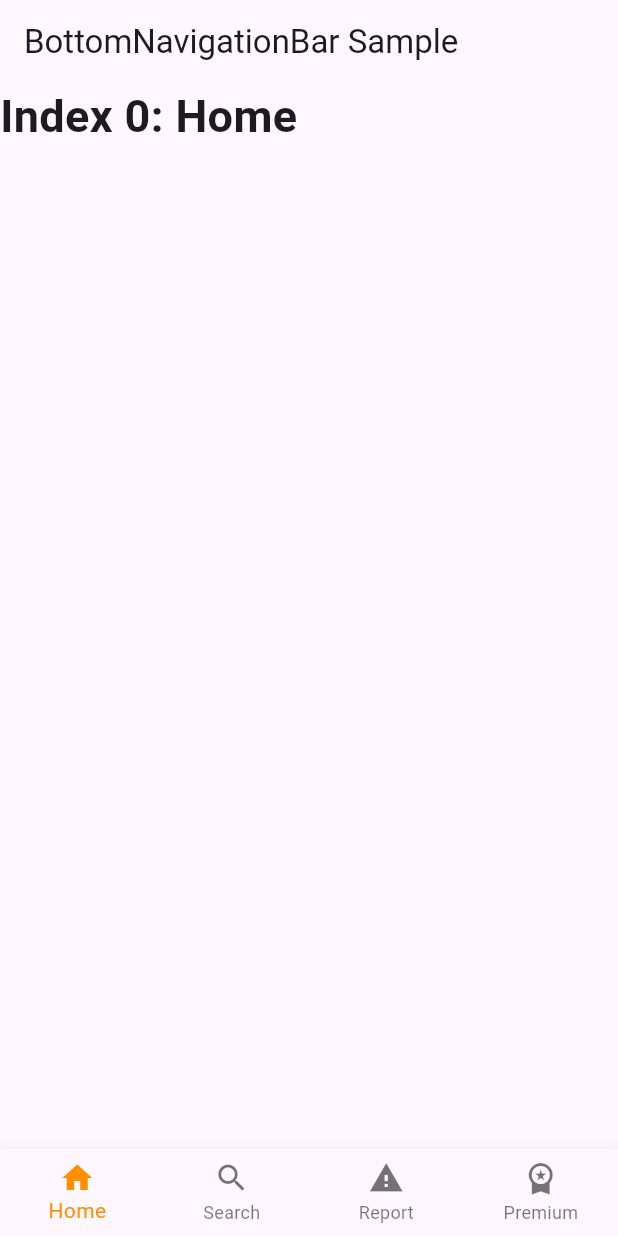
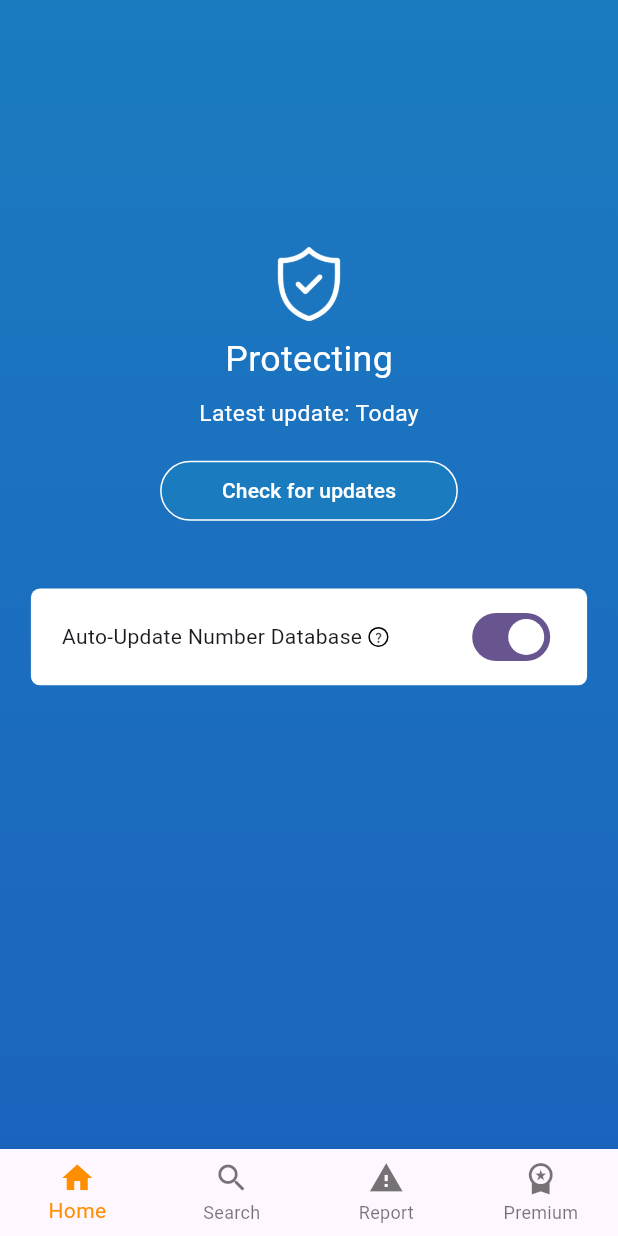
Before and after one commit to Addin15/elakscam_frontend, a Flutter app: the screen it shows after launch, on a phone screen of 412 x 824 dp. Run offline on Flutter 3.47's test engine with Material 2 defaults, Android fonts, the phone set to English and light mode, and no system bars; our stand-ins replace responsive_sizer; missing offline and left inert: mobile_scanner.

Commit message:
update home

```diff
--- /dev/null
+++ b/lib/configs/color.dart
@@ -0,0 +1,5 @@
+import 'package:flutter/material.dart';
+
+const primaryColor = Color(0xFF1B7BBF);
+const secondaryColor = Color(0xFFF59223);
+const tertiaryColor = Color(0xFF3AB24A);
--- a/lib/main.dart
+++ b/lib/main.dart
@@ -1,7 +1,8 @@
-import 'package:elakscam_frontend/pages/homepage.dart';
+import 'package:elakscam_frontend/pages/nav.dart';
 import 'package:elakscam_frontend/services/page_service.dart';
 import 'package:flutter/material.dart';
 import 'package:provider/provider.dart';
+import 'package:responsive_sizer/responsive_sizer.dart';
 
 void main() {
   runApp(const MyApp());
@@ -13,6 +14,8 @@ class MyApp extends StatelessWidget {
   // This widget is the root of your application.
   @override
   Widget build(BuildContext context) {
+    return ResponsiveSizer(
+      builder: (context, orientation, screenType) {
         return MultiProvider(
           providers: [
             ChangeNotifierProvider(create: (context) => PageService()),
@@ -20,12 +23,16 @@ class MyApp extends StatelessWidget {
           builder: (context, child) {
             return MaterialApp(
               title: 'ElakScam',
+              debugShowCheckedModeBanner: false,
               theme: ThemeData(
                 colorScheme: ColorScheme.fromSeed(seedColor: Colors.deepPurple),
                 useMaterial3: true,
               ),
-            home: const HomePage(),
+              home: const Nav(),
             );
-        });
+          },
+        );
+      },
+    );
   }
 }
--- /dev/null
+++ b/lib/models/user.dart
@@ -0,0 +1,27 @@
+class XUser {
+  int? id;
+  String? firstName;
+  String? lastName;
+  String? email;
+
+  XUser({
+    required this.id,
+    required this.firstName,
+    required this.lastName,
+    required this.email,
+  });
+
+  factory XUser.fromMap(Map<String, dynamic> data) => XUser(
+        id: data['id'],
+        firstName: data['first_name'],
+        lastName: data['last_name'],
+        email: data['email'],
+      );
+
+  toMap() => {
+        'id': id,
+        'first_name': firstName,
+        'last_name': lastName,
+        'email': email,
+      };
+}
--- /dev/null
+++ b/lib/pages/home.dart
@@ -0,0 +1,132 @@
+import 'package:elakscam_frontend/configs/color.dart';
+import 'package:flutter/material.dart';
+import 'package:responsive_sizer/responsive_sizer.dart';
+
+class Home extends StatefulWidget {
+  const Home({super.key});
+
+  @override
+  State<Home> createState() => _HomeState();
+}
+
+class _HomeState extends State<Home> {
+  bool autoUpdate = true;
+
+  @override
+  Widget build(BuildContext context) {
+    return Container(
+      width: 100.w,
+      padding: EdgeInsets.only(
+        left: 5.w,
+        right: 5.w,
+        top: 20.h,
+      ),
+      decoration: BoxDecoration(
+        gradient: LinearGradient(
+          begin: Alignment.topCenter,
+          end: Alignment.bottomCenter,
+          colors: [
+            primaryColor,
+            primaryColor.withGreen(100),
+          ],
+        ),
+      ),
+      child: Column(
+        children: [
+          Image.asset(
+            'assets/svg/protected.png',
+            width: 12.w,
+            color: Colors.white,
+          ),
+          SizedBox(height: 1.h),
+          Text(
+            'Protecting',
+            style: TextStyle(
+              fontSize: 20.sp,
+              color: Colors.white,
+            ),
+          ),
+          SizedBox(height: 1.h),
+          Text(
+            'Latest update: Today',
+            style: TextStyle(
+              fontSize: 16.sp,
+              color: Colors.white,
+            ),
+          ),
+          SizedBox(height: 2.h),
+          TextButton(
+            onPressed: () {},
+            style: TextButton.styleFrom(
+              padding: EdgeInsets.symmetric(
+                horizontal: 10.w,
+                vertical: 1.h,
+              ),
+              backgroundColor: primaryColor,
+              shape: RoundedRectangleBorder(
+                side: const BorderSide(
+                  color: Colors.white,
+                ),
+                borderRadius: BorderRadius.circular(20.sp),
+              ),
+            ),
+            child: const Text(
+              'Check for updates',
+              style: TextStyle(
+                color: Colors.white,
+              ),
+            ),
+          ),
+          SizedBox(height: 5.h),
+          Container(
+            padding: EdgeInsets.symmetric(horizontal: 5.w, vertical: 1.h),
+            decoration: BoxDecoration(
+              color: Colors.white,
+              borderRadius: BorderRadius.circular(
+                10.sp,
+              ),
+            ),
+            child: Row(
+              children: [
+                Expanded(
+                  child: Row(
+                    children: [
+                      Text('Auto-Update Number Database'),
+                      SizedBox(width: 1.w),
+                      Container(
+                        alignment: Alignment.center,
+                        width: 15.sp,
+                        child: IconButton(
+                          onPressed: () {},
+                          iconSize: 12.sp,
+                          style: IconButton.styleFrom(
+                            padding: EdgeInsets.all(0),
+                            backgroundColor: Colors.white,
+                            shape: CircleBorder(
+                              side: BorderSide(),
+                            ),
+                          ),
+                          icon: Icon(
+                            Icons.question_mark_rounded,
+                          ),
+                        ),
+                      ),
+                    ],
+                  ),
+                ),
+                Switch(
+                  value: autoUpdate,
+                  onChanged: (val) {
+                    setState(() {
+                      autoUpdate = !autoUpdate;
+                    });
+                  },
+                ),
+              ],
+            ),
+          ),
+        ],
+      ),
+    );
+  }
+}
--- a/lib/pages/homepage.dart
+++ b/lib/pages/nav.dart
@@ -1,35 +1,28 @@
-import 'package:elakscam_frontend/pages/premiumpage.dart';
-import 'package:elakscam_frontend/pages/reportpage.dart';
-import 'package:elakscam_frontend/pages/searchpage.dart';
+import 'package:elakscam_frontend/pages/premium_page.dart';
+import 'package:elakscam_frontend/pages/report_page.dart';
+import 'package:elakscam_frontend/pages/search_page.dart';
 import 'package:elakscam_frontend/services/page_service.dart';
 import 'package:flutter/material.dart';
 import 'package:provider/provider.dart';
 
-class HomePage extends StatefulWidget {
-  const HomePage({super.key});
+import 'home.dart';
+
+class Nav extends StatefulWidget {
+  const Nav({super.key});
 
   @override
-  State<HomePage> createState() => _HomePageState();
+  State<Nav> createState() => _NavState();
 }
 
-class _HomePageState extends State<HomePage> {
-  static const TextStyle optionStyle =
-      TextStyle(fontSize: 30, fontWeight: FontWeight.bold);
-
+class _NavState extends State<Nav> {
   @override
   Widget build(BuildContext context) {
     return Consumer<PageService>(
       builder: (context, pageService, child) {
         int currentPage = pageService.activePage;
         return Scaffold(
-          appBar: AppBar(
-            title: const Text('BottomNavigationBar Sample'),
-          ),
           body: [
-            Text(
-              'Index 0: Home',
-              style: optionStyle,
-            ),
+            Home(),
             SearchPage(),
             ReportPage(),
             PremiumPage(),
--- a/lib/pages/searchpage.dart
+++ b/lib/pages/search_page.dart
@@ -1,7 +1,5 @@
-import 'dart:developer';
-
 import 'package:elakscam_frontend/pages/qrcodescanner.dart';
-import 'package:elakscam_frontend/pages/searchaccountnumber.dart';
+import 'package:elakscam_frontend/pages/search_account_number.dart';
 import 'package:elakscam_frontend/services/page_service.dart';
 import 'package:flutter/material.dart';
 import 'package:provider/provider.dart';
--- a/pubspec.yaml
+++ b/pubspec.yaml
@@ -37,6 +37,7 @@ dependencies:
   cupertino_icons: ^1.0.2
   provider: ^6.0.5
   mobile_scanner: ^2.1.0
+  responsive_sizer: ^3.1.1
 
 dev_dependencies:
   flutter_test:
@@ -61,9 +62,8 @@ flutter:
   uses-material-design: true
 
   # To add assets to your application, add an assets section, like this:
-  # assets:
-  #   - images/a_dot_burr.jpeg
-  #   - images/a_dot_ham.jpeg
+  assets:
+    - assets/svg/
 
   # An image asset can refer to one or more resolution-specific "variants", see
   # https://flutter.dev/assets-and-images/#resolution-aware
```
Also changed, not shown: assets/svg/protected.png (added), assets/svg/unprotected.png (added), lib/pages/premium_page.dart (renamed from lib/pages/premiumpage.dart), lib/pages/report_page.dart (renamed from lib/pages/reportpage.dart), lib/pages/search_account_number.dart (renamed from lib/pages/searchaccountnumber.dart), pubspec.lock. Lines whose indentation alone changed are shown as unchanged.
